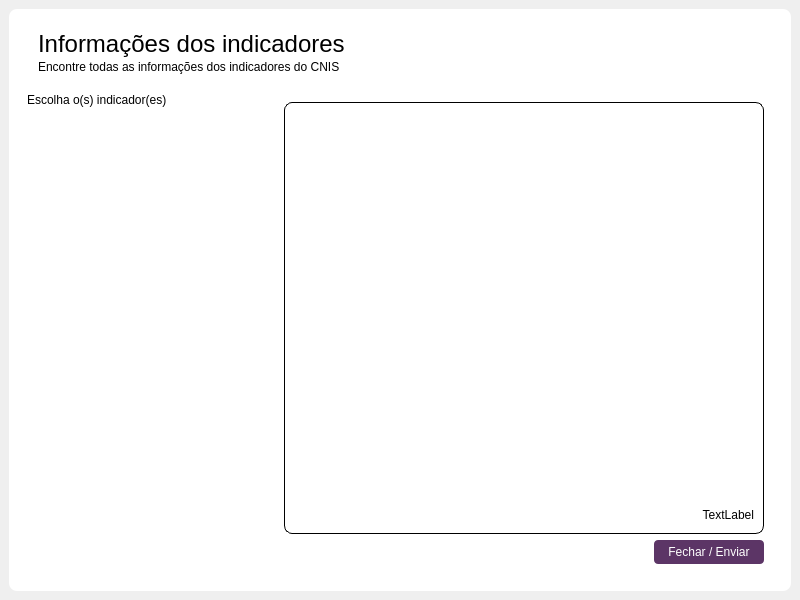
Old version of the form Design/UI/pgInfoIndicadores.ui in the repository newprev/PrevCliente.
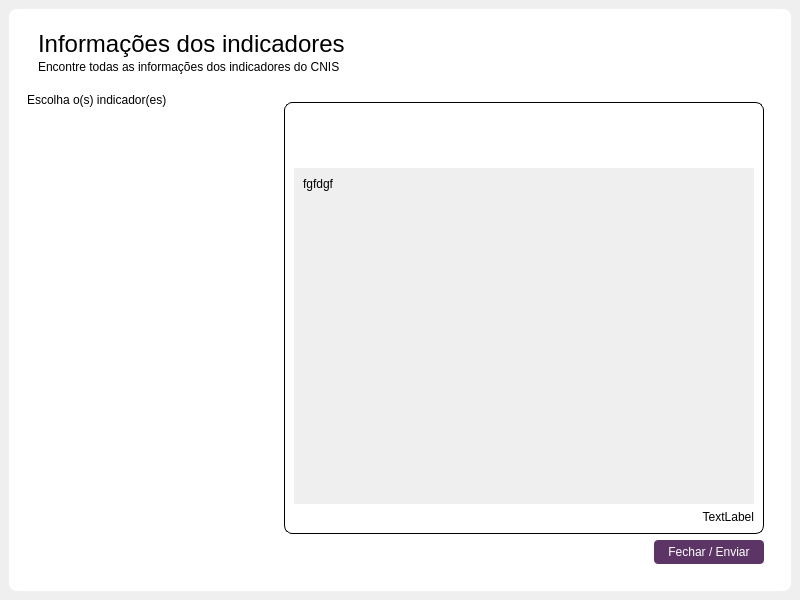
New version of the form.

The edit to the form file:
```diff
--- a/Design/UI/pgInfoIndicadores.ui
+++ b/Design/UI/pgInfoIndicadores.ui
@@ -288,7 +288,7 @@
                      <property name="maximumSize">
                       <size>
                        <width>16777215</width>
-                       <height>36</height>
+                       <height>42</height>
                       </size>
                      </property>
                      <property name="text">
@@ -299,10 +299,46 @@
                      </property>
                     </widget>
                    </item>
+                   <item>
+                    <widget class="QScrollArea" name="scrollArea_2">
+                     <property name="frameShape">
+                      <enum>QFrame::NoFrame</enum>
+                     </property>
+                     <property name="horizontalScrollBarPolicy">
+                      <enum>Qt::ScrollBarAlwaysOff</enum>
+                     </property>
+                     <property name="sizeAdjustPolicy">
+                      <enum>QAbstractScrollArea::AdjustToContents</enum>
+                     </property>
+                     <property name="widgetResizable">
+                      <bool>true</bool>
+                     </property>
+                     <property name="alignment">
+                      <set>Qt::AlignJustify|Qt::AlignVCenter</set>
+                     </property>
+                     <widget class="QWidget" name="scrollAreaWidgetContents">
+                      <property name="geometry">
+                       <rect>
+                        <x>0</x>
+                        <y>0</y>
+                        <width>460</width>
+                        <height>347</height>
+                       </rect>
+                      </property>
+                      <layout class="QVBoxLayout" name="verticalLayout_7">
+                       <property name="sizeConstraint">
+                        <enum>QLayout::SetMaximumSize</enum>
+                       </property>
                    <item>
                     <widget class="QLabel" name="lbDescricao">
+                         <property name="maximumSize">
+                          <size>
+                           <width>16777215</width>
+                           <height>16777215</height>
+                          </size>
+                         </property>
                      <property name="text">
-                      <string/>
+                          <string>fgfdgf</string>
                      </property>
                      <property name="alignment">
                       <set>Qt::AlignLeading|Qt::AlignLeft|Qt::AlignTop</set>
@@ -313,6 +349,13 @@
                      <property name="margin">
                       <number>4</number>
                      </property>
+                         <property name="textInteractionFlags">
+                          <set>Qt::LinksAccessibleByMouse|Qt::TextSelectableByMouse</set>
+                         </property>
+                        </widget>
+                       </item>
+                      </layout>
+                     </widget>
                     </widget>
                    </item>
                    <item>
```
Lines whose indentation alone changed are shown as unchanged.
